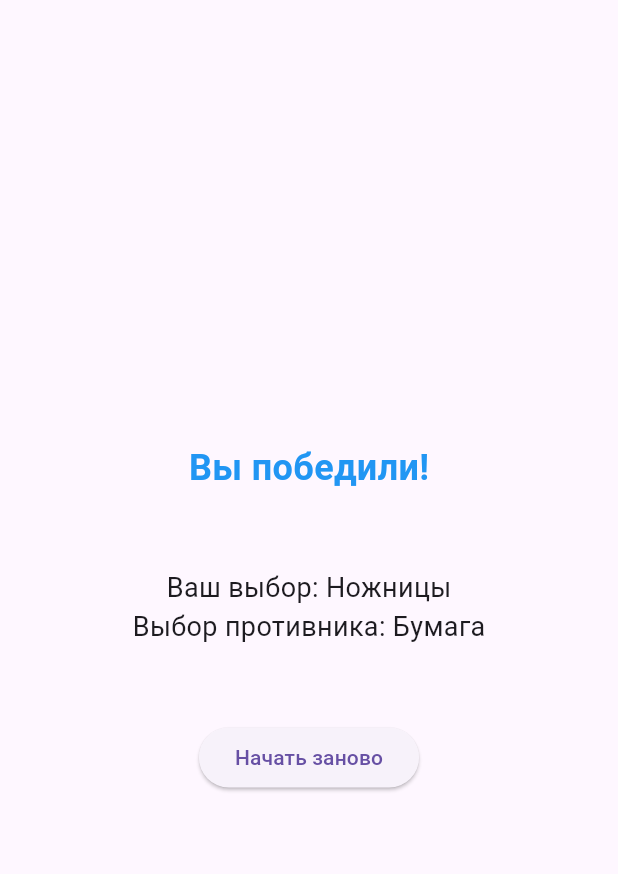
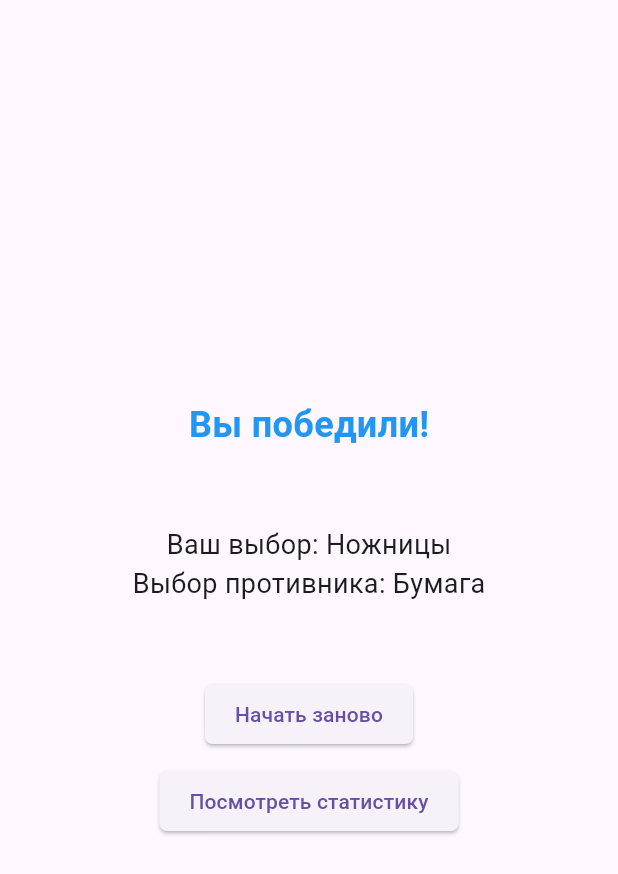
Before and after one commit to Dana-Nam/flutter_hw, a Flutter app: the screen it shows after launch, after a tap on "Ножницы", on a phone screen of 412 x 824 dp. Shown: the top 874 px of the screen. Run offline on Flutter 3.47's test engine with Material 3 defaults, Android fonts, the phone set to English and light mode, and no system bars.

```diff
--- a/lib/game.dart
+++ b/lib/game.dart
@@ -2,6 +2,7 @@ import 'dart:math';
 import 'package:flutter/material.dart';
 import 'package:hw_25/screens/home_screen.dart';
 import 'package:hw_25/screens/results_screen.dart';
+import 'package:hw_25/screens/stats_screen.dart';
 
 class Game extends StatefulWidget {
   const Game({super.key});
@@ -16,11 +17,25 @@ class _GameState extends State<Game> {
   String opponentChoice = '';
   String resultMessage = '';
 
+  int wins = 0;
+  int losses = 0;
+  int draws = 0;
+
   void startGame(String choice) {
     setState(() {
       playerChoice = choice;
       opponentChoice = _generateOpponentChoice();
       resultMessage = _determineWinner(playerChoice, opponentChoice);
+
+      // Обновляем статистику
+      if (resultMessage == 'Вы победили!') {
+        wins++;
+      } else if (resultMessage == 'Вы проиграли!') {
+        losses++;
+      } else {
+        draws++;
+      }
+
       currentScreen = 'results';
     });
   }
@@ -28,6 +43,12 @@ class _GameState extends State<Game> {
   void restartGame() {
     setState(() {
       currentScreen = 'home';
+    });
+  }
+
+  void showStats() {
+    setState(() {
+      currentScreen = 'stats';
     });
   }
 
@@ -53,9 +74,17 @@ class _GameState extends State<Game> {
     if (currentScreen == 'results') {
       screen = ResultsScreen(
         onGameRestarted: restartGame,
+        onViewStats: showStats,
         playerChoice: playerChoice,
         opponentChoice: opponentChoice,
         resultMessage: resultMessage,
+      );
+    } else if (currentScreen == 'stats') {
+      screen = StatsScreen(
+        wins: wins,
+        losses: losses,
+        draws: draws,
+        onRestart: restartGame,
       );
     } else {
       screen = HomeScreen(
--- a/lib/screens/results_screen.dart
+++ b/lib/screens/results_screen.dart
@@ -1,8 +1,10 @@
 import 'package:flutter/material.dart';
 import 'package:hw_25/widgets/decorated_text.dart';
+import 'package:hw_25/widgets/item_button.dart';
 
 class ResultsScreen extends StatelessWidget {
   final void Function() onGameRestarted;
+  final void Function() onViewStats;
   final String playerChoice;
   final String opponentChoice;
   final String resultMessage;
@@ -10,6 +12,7 @@ class ResultsScreen extends StatelessWidget {
   const ResultsScreen({
     super.key,
     required this.onGameRestarted,
+    required this.onViewStats,
     required this.playerChoice,
     required this.opponentChoice,
     required this.resultMessage,
@@ -27,9 +30,14 @@ class ResultsScreen extends StatelessWidget {
           Text('Выбор противника: $opponentChoice',
               style: TextStyle(fontSize: 18)),
           SizedBox(height: 50),
-          ElevatedButton(
+          ItemButton(
             onPressed: onGameRestarted,
-            child: Text('Начать заново'),
+            label: 'Начать заново',
+          ),
+          SizedBox(height: 10),
+          ItemButton(
+            onPressed: onViewStats,
+            label: 'Посмотреть статистику',
           ),
         ],
       ),
--- a/lib/widgets/item_button.dart
+++ b/lib/widgets/item_button.dart
@@ -10,7 +10,7 @@ class ItemButton extends StatelessWidget {
     return ElevatedButton(
       onPressed: onPressed,
       style: ElevatedButton.styleFrom(
-        padding: EdgeInsets.symmetric(vertical: 10),
+        padding: EdgeInsets.symmetric(horizontal: 20, vertical: 10),
         shape: RoundedRectangleBorder(
           borderRadius: BorderRadius.circular(5),
         ),
```
Also changed, not shown: lib/screens/stats_screen.dart (added, +39 -0 lines).
